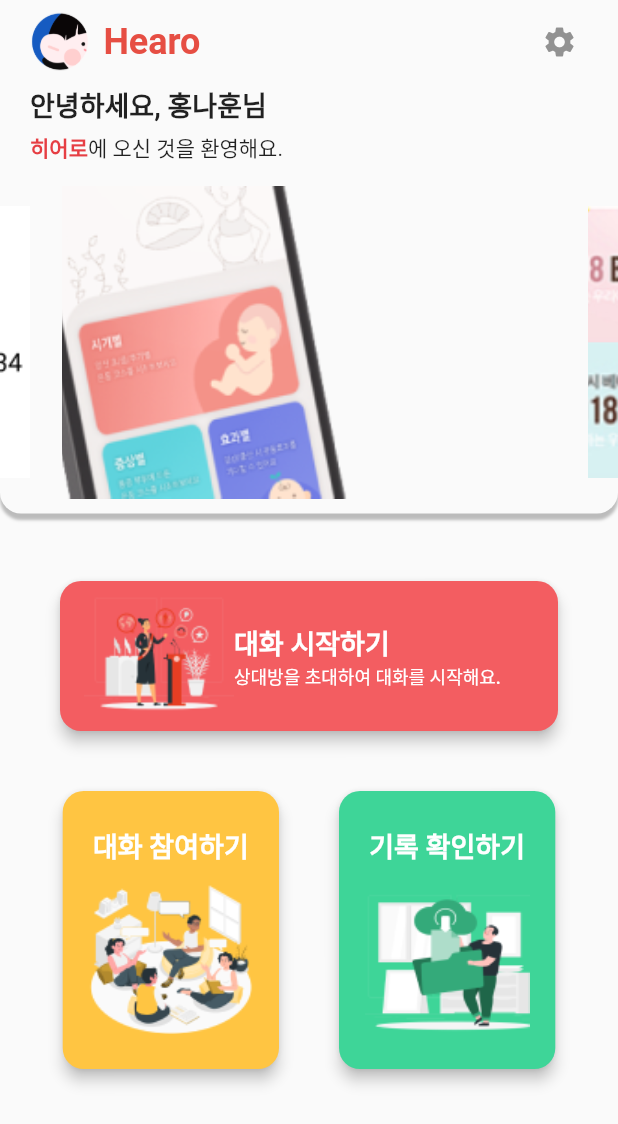
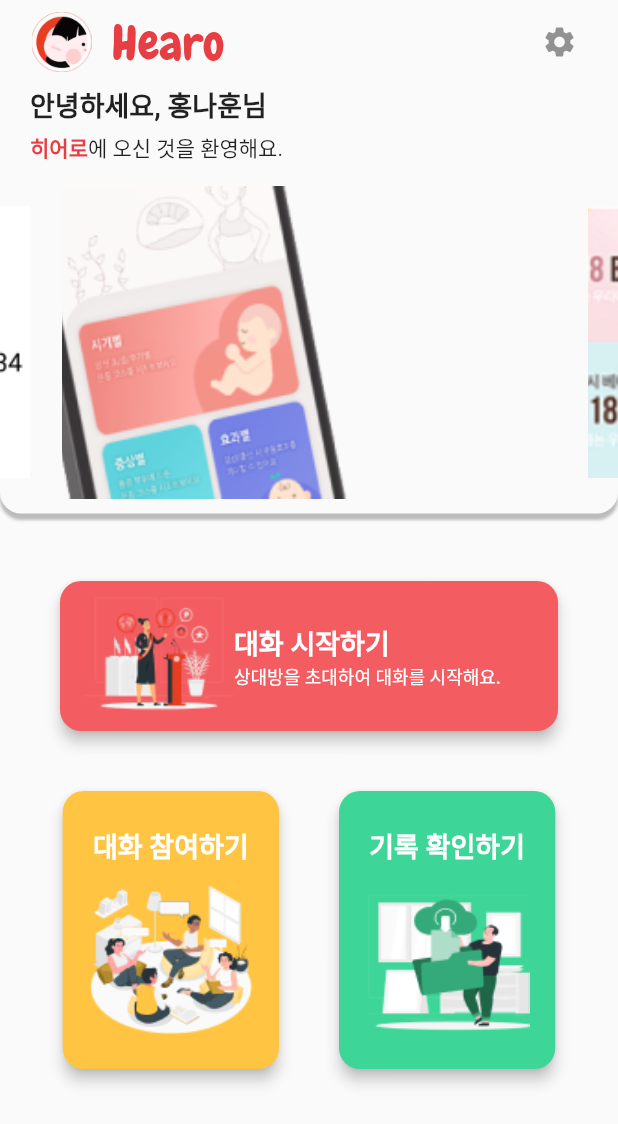
Before and after one commit to team-siksik/hearo, a Flutter app: the HomeScreen screen opened directly, on a phone screen of 412 x 824 dp. Shown: the top 1124 px of the screen. Run offline on Flutter 3.47's test engine with Material 2 defaults, Android fonts, the phone set to English and light mode, and no system bars; drawn by our look-alikes of carousel_slider; our stand-ins replace get; missing offline and left inert: chat_gpt_api.

Commit message:
Update: 상단바 디자인 수정

```diff
--- a/frontend/hearo_app/lib/widgets/common/custom_app_bar.dart
+++ b/frontend/hearo_app/lib/widgets/common/custom_app_bar.dart
@@ -14,15 +14,11 @@ class CustomMainAppBar extends StatelessWidget implements PreferredSizeWidget {
           child: Row(
             children: [
               Container(
-                  margin: const EdgeInsets.fromLTRB(0, 0, 5, 0),
-                  child: Image.asset("assets/images/hearo1.png")),
-              const Text(
-                "Hearo",
-                style: TextStyle(
-                    color: Color(0xffe64e43),
-                    fontSize: 24,
-                    fontWeight: FontWeight.w600),
-              )
+                  margin: const EdgeInsets.fromLTRB(5, 5, 5, 5),
+                  child: Image.asset("assets/images/hearo_logo_circle.png")),
+              Container(
+                  margin: const EdgeInsets.fromLTRB(2, 5, 5, 5),
+                  child: Image.asset("assets/images/hearo_text1.png"))
             ],
           )),
       actions: [
```
